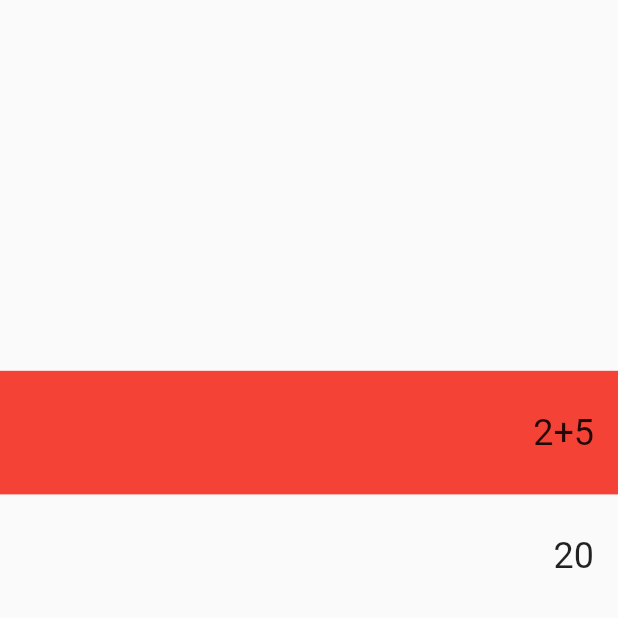
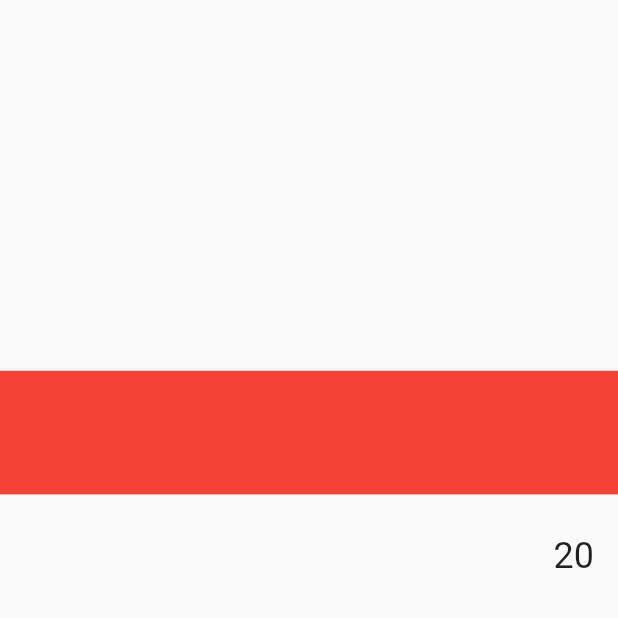
Before and after one commit to ktul15/redmi_calculator_clone, a Flutter app: the screen it shows after launch, on a phone screen of 412 x 824 dp, the top half of it. Run offline on Flutter 3.47's test engine with Material 2 defaults, Android fonts, the phone set to English and light mode, and no system bars.

Commit message:
Setup provider
Add logic to display numbers when clicked

```diff
--- a/lib/calculator_button.dart
+++ b/lib/calculator_button.dart
@@ -1,4 +1,6 @@
 import 'package:flutter/material.dart';
+import 'package:provider/provider.dart';
+import 'package:redmi_calculator_clone/calculator_provider.dart';
 
 class Numberbutton extends StatelessWidget {
   const Numberbutton({super.key, required this.numberOnButton});
@@ -7,10 +9,13 @@ class Numberbutton extends StatelessWidget {
 
   @override
   Widget build(BuildContext context) {
-    return GestureDetector(
+    return InkWell(
       onTap: () {
+        ScaffoldMessenger.of(context).removeCurrentSnackBar();
         ScaffoldMessenger.of(context)
-            .showSnackBar(const SnackBar(content: Text("Clicked")));
+            .showSnackBar(SnackBar(content: Text("Clicked $numberOnButton")));
+        Provider.of<CalculatorProvider>(context, listen: false)
+            .updateEquation(numberOnButton);
       },
       child: SizedBox(
         width: MediaQuery.of(context).size.width * 0.25,
--- a/lib/calculator_operation_button.dart
+++ b/lib/calculator_operation_button.dart
@@ -2,15 +2,20 @@ import 'package:flutter/material.dart';
 
 class CalculatorOperationButton extends StatelessWidget {
   const CalculatorOperationButton(
-      {super.key, this.textOnButton, this.iconOnButton, this.isCircular});
+      {super.key,
+      this.textOnButton,
+      this.iconOnButton,
+      this.isCircular,
+      this.value});
 
   final String? textOnButton;
   final IconData? iconOnButton;
   final bool? isCircular;
+  final String? value;
 
   @override
   Widget build(BuildContext context) {
-    return GestureDetector(
+    return InkWell(
       onTap: (() {
         ScaffoldMessenger.of(context)
             .showSnackBar(const SnackBar(content: Text("Clicked")));
--- a/lib/calculator_page.dart
+++ b/lib/calculator_page.dart
@@ -1,6 +1,8 @@
 import 'package:flutter/material.dart';
+import 'package:provider/provider.dart';
 import 'package:redmi_calculator_clone/calculator_button.dart';
 import 'package:redmi_calculator_clone/calculator_operation_button.dart';
+import 'package:redmi_calculator_clone/calculator_provider.dart';
 import 'package:redmi_calculator_clone/current_equation.dart';
 import 'package:redmi_calculator_clone/result_text.dart';
 
@@ -14,7 +16,11 @@ class CalculatorPage extends StatelessWidget {
         body: Column(
           mainAxisAlignment: MainAxisAlignment.end,
           children: [
-            const CurrentEquationRow(equation: "2+5"),
+            Consumer<CalculatorProvider>(builder: (context, value, child) {
+              return CurrentEquationRow(
+                currentEquation: value.currentEquation,
+              );
+            }),
 
             // Result Row
             const ResultText(result: "20"),
@@ -35,6 +41,7 @@ class CalculatorPage extends StatelessWidget {
                         CalculatorOperationButton(iconOnButton: Icons.percent),
                         CalculatorOperationButton(
                           textOnButton: "/",
+                          value: "/",
                         ),
                       ],
                     ),
@@ -45,7 +52,10 @@ class CalculatorPage extends StatelessWidget {
                         Numberbutton(numberOnButton: "7"),
                         Numberbutton(numberOnButton: "8"),
                         Numberbutton(numberOnButton: "9"),
-                        CalculatorOperationButton(iconOnButton: Icons.close),
+                        CalculatorOperationButton(
+                          iconOnButton: Icons.close,
+                          value: "*",
+                        ),
                       ],
                     ),
                   ),
@@ -55,7 +65,8 @@ class CalculatorPage extends StatelessWidget {
                         Numberbutton(numberOnButton: "4"),
                         Numberbutton(numberOnButton: "5"),
                         Numberbutton(numberOnButton: "6"),
-                        CalculatorOperationButton(iconOnButton: Icons.remove),
+                        CalculatorOperationButton(
+                            iconOnButton: Icons.remove, value: "-"),
                       ],
                     ),
                   ),
@@ -65,7 +76,10 @@ class CalculatorPage extends StatelessWidget {
                         Numberbutton(numberOnButton: "1"),
                         Numberbutton(numberOnButton: "2"),
                         Numberbutton(numberOnButton: "3"),
-                        CalculatorOperationButton(iconOnButton: Icons.add),
+                        CalculatorOperationButton(
+                          iconOnButton: Icons.add,
+                          value: "+",
+                        ),
                       ],
                     ),
                   ),
--- /dev/null
+++ b/lib/calculator_provider.dart
@@ -0,0 +1,11 @@
+import 'package:flutter/cupertino.dart';
+
+class CalculatorProvider extends ChangeNotifier {
+  String _currentEquation = "";
+  String get currentEquation => _currentEquation;
+
+  void updateEquation(String newAdditionToEquation) {
+    _currentEquation += newAdditionToEquation;
+    notifyListeners();
+  }
+}
--- a/lib/current_equation.dart
+++ b/lib/current_equation.dart
@@ -1,12 +1,13 @@
 import 'package:flutter/material.dart';
 
 class CurrentEquationRow extends StatelessWidget {
-  const CurrentEquationRow({super.key, required this.equation});
+  const CurrentEquationRow({super.key, required this.currentEquation});
 
-  final String equation;
+  final String currentEquation;
 
   @override
   Widget build(BuildContext context) {
+    debugPrint("current Equation: $currentEquation");
     return Container(
         color: Colors.red,
         height: MediaQuery.of(context).size.height * 0.10,
@@ -14,9 +15,8 @@ class CurrentEquationRow extends StatelessWidget {
         alignment: Alignment.centerRight,
         padding: const EdgeInsets.symmetric(horizontal: 16, vertical: 8),
         child: Text(
-        equation,
+          currentEquation,
           style: const TextStyle(fontSize: 24),
-      ),
-    );
+        ));
   }
 }
--- a/lib/main.dart
+++ b/lib/main.dart
@@ -1,5 +1,7 @@
 import 'package:flutter/material.dart';
+import 'package:provider/provider.dart';
 import 'package:redmi_calculator_clone/calculator_page.dart';
+import 'package:redmi_calculator_clone/calculator_provider.dart';
 
 void main() {
   runApp(const MyApp());
@@ -10,12 +12,15 @@ class MyApp extends StatelessWidget {
 
   @override
   Widget build(BuildContext context) {
-    return MaterialApp(
-      title: 'Flutter Demo',
-      theme: ThemeData(
-        primarySwatch: Colors.blue,
+    return ChangeNotifierProvider(
+      create: (context) => CalculatorProvider(),
+      child: MaterialApp(
+        title: 'Flutter Demo',
+        theme: ThemeData(
+          primarySwatch: Colors.blue,
+        ),
+        home: const CalculatorPage(),
       ),
-      home: const CalculatorPage(),
     );
   }
 }
```
Also changed, not shown: pubspec.yaml (+4 -12 lines), pubspec.lock. Lines whose indentation alone changed are shown as unchanged.
